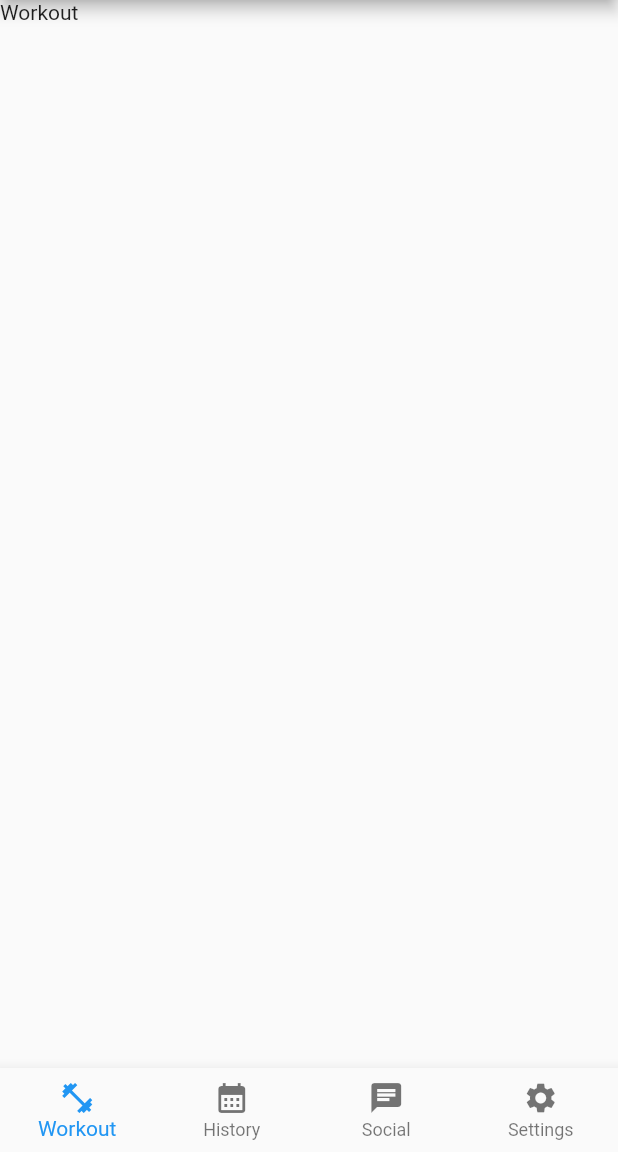
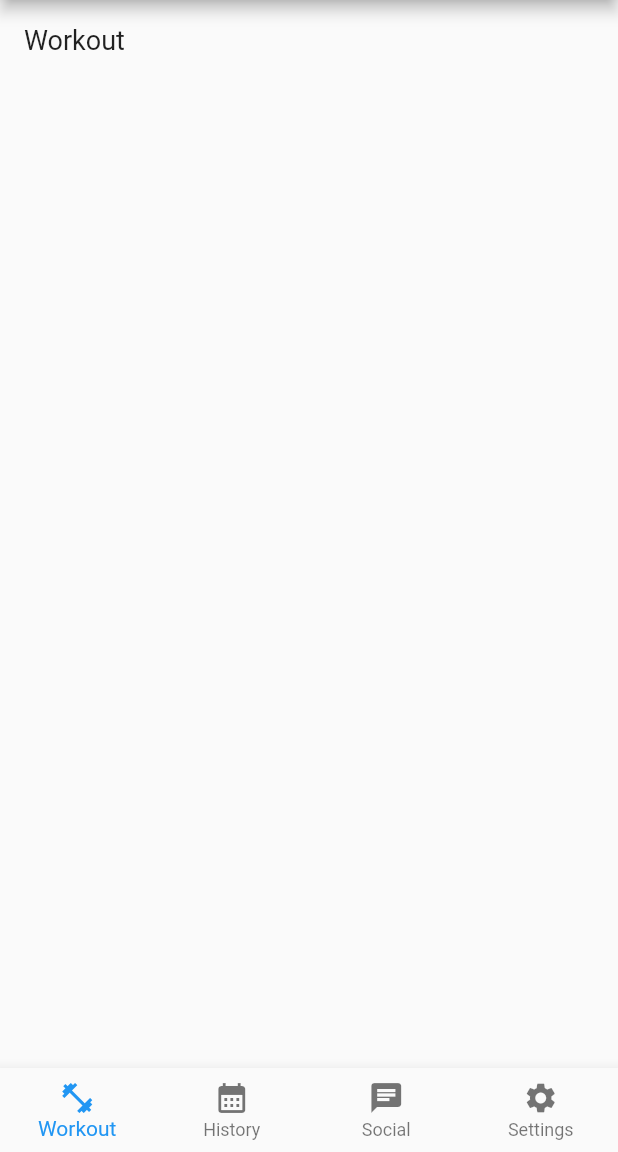
Before and after one commit to cherking19/EC463_SmartExerciseSystem, a Flutter app: the screen it shows after launch, on a phone screen of 412 x 824 dp, the part 84-1236 px from its top. Run offline on Flutter 3.47's test engine with Material 2 defaults, Android fonts, the phone set to English and light mode, and no system bars.

Commit message:
Add padding to the page title

```diff
--- a/smart_gym/lib/main.dart
+++ b/smart_gym/lib/main.dart
@@ -76,6 +76,8 @@ class _MyHomePageState extends State<MyHomePage> {
       body: Center(
         // Center is a layout widget. It takes a single child and positions it
         // in the middle of the parent.
+        child: Padding(
+          padding: EdgeInsets.all(16.0),
           child: Container(
             alignment: Alignment.topLeft,
             // color: Colors.blue,
@@ -83,8 +85,12 @@ class _MyHomePageState extends State<MyHomePage> {
               crossAxisAlignment: CrossAxisAlignment.start,
               mainAxisAlignment: MainAxisAlignment.start,
               children: <Widget>[
-              Text(pageTitle),
+                Text(
+                  pageTitle,
+                  style: TextStyle(fontSize: 18.0),
+                ),
               ],
+            ),
           ),
         ),
       ),
```
Lines whose indentation alone changed are shown as unchanged.
